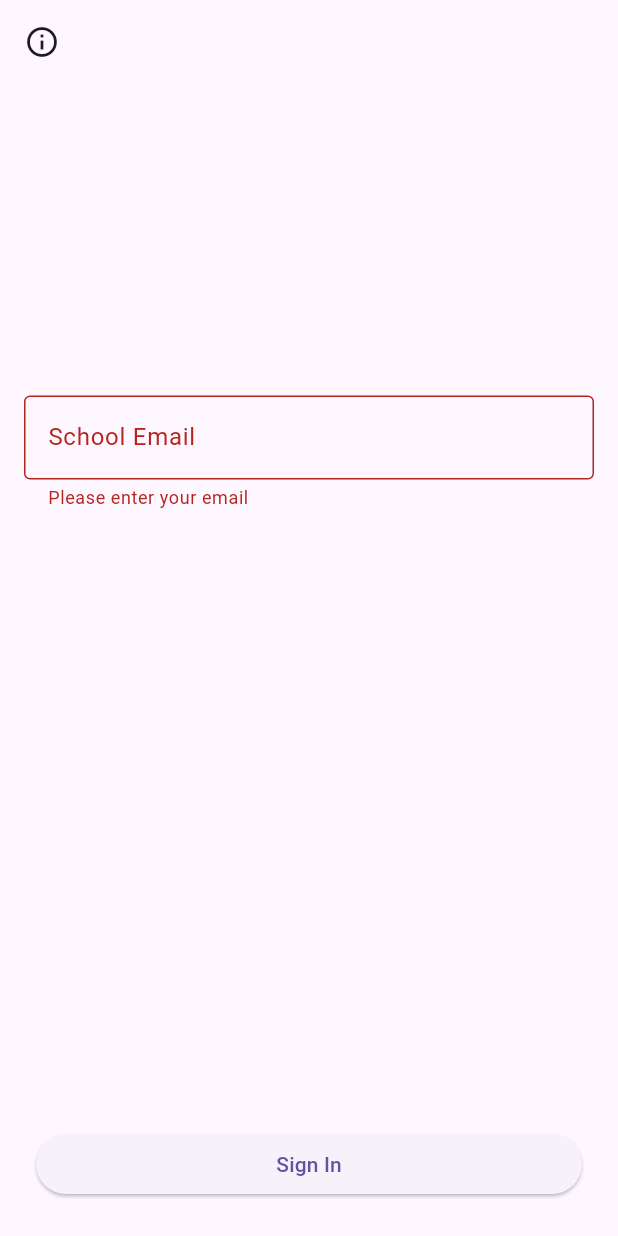
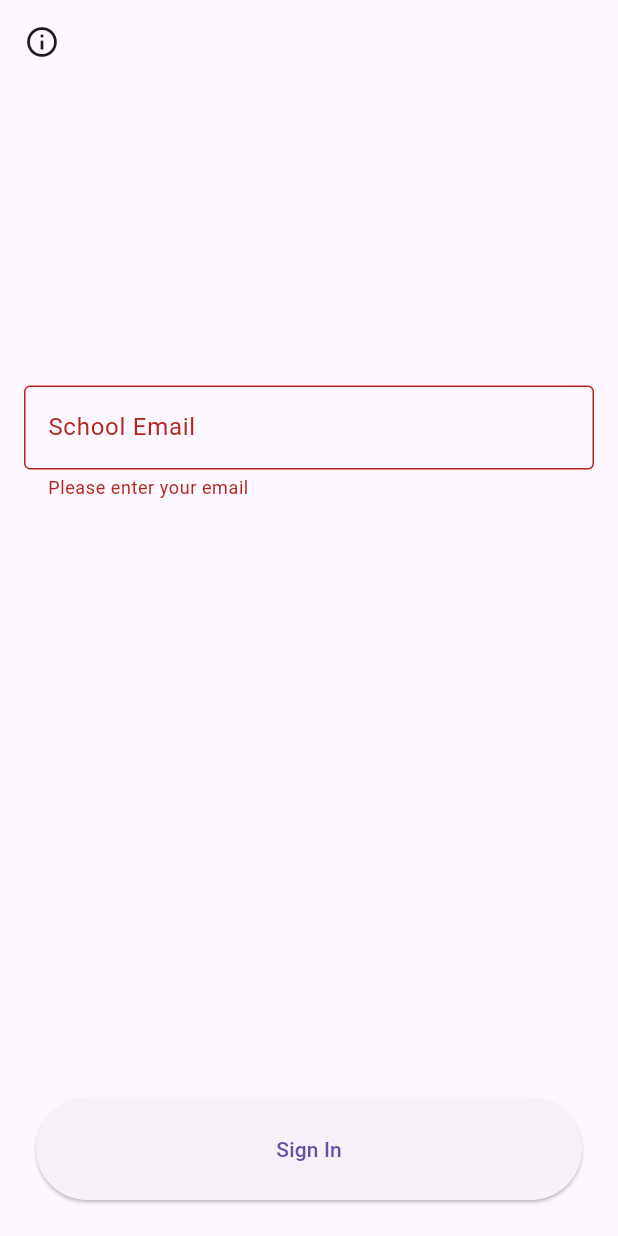
Before and after one commit to codepetca/bara-flutter, a Flutter app: the screen it shows after launch, after a tap on "Sign In", on a phone screen of 412 x 824 dp. Run offline on Flutter 3.47's test engine with Material 3 defaults, Android fonts, the phone set to English and light mode, and no system bars; our stand-ins replace equatable, flutter_dotenv, google_fonts, shared_preferences, supabase_flutter, watch_it; accounts and stored records are empty.

Commit message:
Show sign in message

```diff
--- a/lib/views/sign_in/sign_in_button.dart
+++ b/lib/views/sign_in/sign_in_button.dart
@@ -12,7 +12,10 @@ class SignInButton extends StatelessWidget {
         width: double.infinity,
         child: ElevatedButton(
           onPressed: action,
-          child: Text('Sign In'),
+          child: Padding(
+            padding: const EdgeInsets.all(24.0),
+            child: Text('Sign In'),
+          ),
         ),
       ),
     );
--- a/lib/views/sign_in/sign_in_view.dart
+++ b/lib/views/sign_in/sign_in_view.dart
@@ -22,13 +22,17 @@ class _SignInViewState extends State<SignInView> {
   final _emailController = TextEditingController();
   final _supabaseAuth = di<SupabaseAuth>();
 
-  String signInMessage = '';
-
   @override
   Widget build(BuildContext context) {
+    final theme = Theme.of(context);
+
     final savedSignInEmail =
         watchValue((LocalStore store) => store.signInEmail);
     _emailController.text = savedSignInEmail;
+
+    final authMessage =
+        watchPropertyValue((SupabaseAuth auth) => auth.authMessage);
+
     return Scaffold(
       appBar: AppBar(
         title: Text(''),
@@ -55,8 +59,11 @@ class _SignInViewState extends State<SignInView> {
                 validator: validateEmail,
               ),
               Spacer(),
+              Text(
+                authMessage,
+                style: theme.textTheme.bodyMedium,
+              ),
               Spacer(),
-              Text(signInMessage),
               SignInButton(action: _onSignIn),
             ],
           ),
@@ -68,25 +75,7 @@ class _SignInViewState extends State<SignInView> {
   void _onSignIn() async {
     if (_formKey.currentState!.validate()) {
       final email = _emailController.text;
-
-      if (mounted) {
-        setState(() => signInMessage = 'Check your email for a login link!');
-      }
-      final result = await _supabaseAuth.signInWithMagicLink(email);
-
-      switch (result) {
-        case Success(value: final message):
-          await di<LocalStore>().saveSignInEmail(email);
-          if (mounted) {
-            setState(() => signInMessage = message);
-          }
-          log.info(message);
-        case Failure(exception: final exception):
-          if (mounted) {
-            setState(() => signInMessage = '$exception');
-          }
-          log.severe(exception);
-      }
+      await _supabaseAuth.signInWithMagicLink(email);
     }
   }
 }
```
Also changed, not shown: lib/services/supabase_auth.dart (+17 -8 lines).
